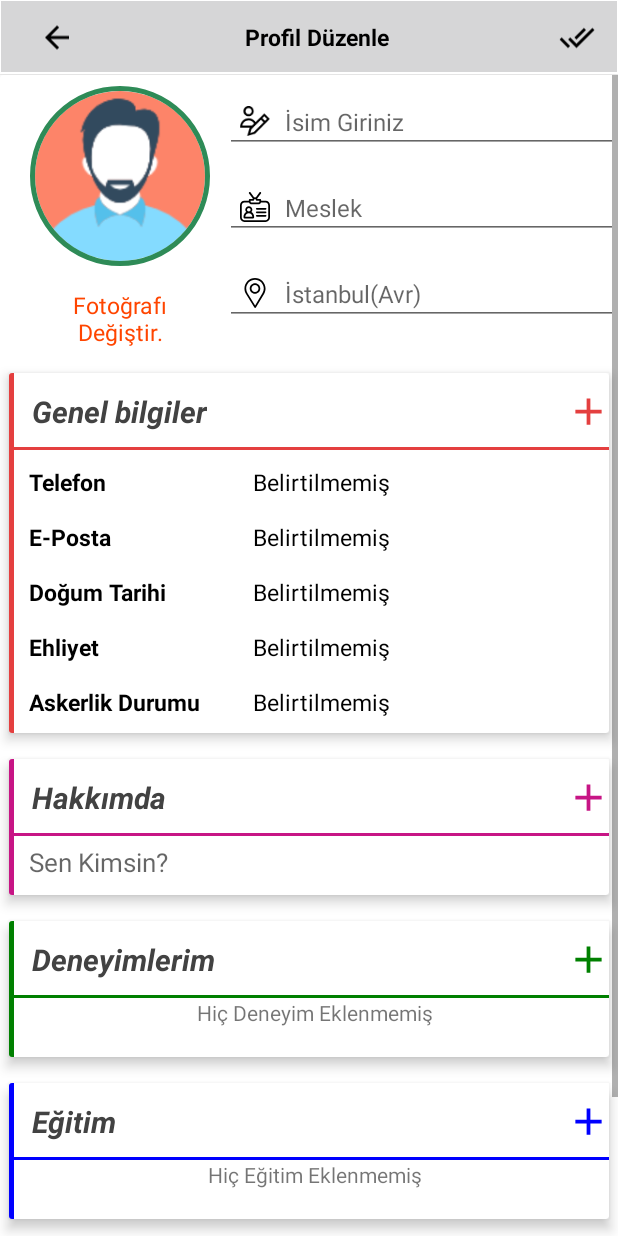
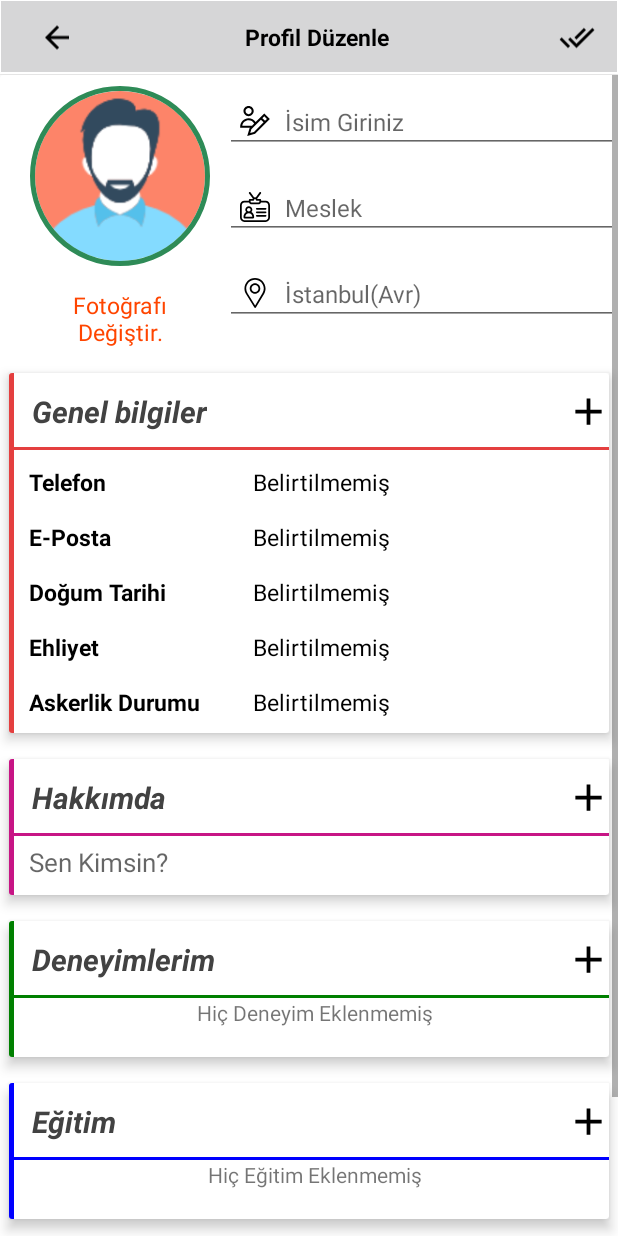
Before and after one commit to harrunisk/GetJob, an Android app: the EditProfile screen opened directly, with no data from a screen before it, on a phone screen of 412 x 824 dp. Run offline under Robolectric (Android 15) with nearby library versions, the phone set to English and light mode, and no system bars; libraries missing offline, so code that uses them is left out: com.mikhaellopez.circularimageview, com.nostra13.universalimageloader; plain views replace CircularImageView; 1 statement that could not run was skipped.

```diff
--- a/app/src/main/res/layout/edit_profil_content.xml
+++ b/app/src/main/res/layout/edit_profil_content.xml
@@ -54,7 +54,7 @@
                         android:layout_marginTop="2dp"
                         android:onClick="addGenel"
                         android:src="@drawable/ic_add_black_24dp"
-                        android:tint="@color/primary" />
+                        android:tint="@color/black" />
 
                     <TextView
                         android:id="@+id/genelBilgiTitle"
@@ -136,7 +136,7 @@
                         android:layout_marginEnd="2dp"
                         android:layout_marginTop="2dp"
                         android:src="@drawable/ic_add_black_24dp"
-                        android:tint="@color/MediumVioletRed" />
+                        android:tint="@color/black" />
 
                     <TextView
                         android:id="@+id/hkkmdaTitle"
@@ -225,15 +225,15 @@
                         android:layout_width="30dp"
                         android:layout_height="30dp"
                         android:layout_alignParentEnd="true"
+                        android:layout_centerVertical="true"
                         android:layout_marginEnd="2dp"
                         android:layout_marginTop="2dp"
                         android:clickable="true"
                         android:elevation="3dp"
                         android:focusable="true"
                         android:onClick="addDeneyim"
-                        android:tint="@color/green"
-                        android:layout_centerVertical="true"
-                        android:src="@drawable/ic_add_black_24dp" />
+                        android:src="@drawable/ic_add_black_24dp"
+                        android:tint="@color/black" />
 
                     <TextView
                         android:id="@+id/deneyimTitle"
@@ -329,13 +329,13 @@
                         android:layout_width="30dp"
                         android:layout_height="30dp"
                         android:layout_alignParentEnd="true"
-android:layout_centerVertical="true"
+                        android:layout_centerVertical="true"
 
                         android:layout_marginEnd="2dp"
                         android:layout_marginTop="2dp"
                         android:onClick="editEgitim"
                         android:src="@drawable/ic_add_black_24dp"
-                        android:tint="@color/blue" />
+                        android:tint="@color/black" />
 
                     <TextView
                         android:id="@+id/egitimTitle"
@@ -431,7 +431,7 @@ android:layout_centerVertical="true"
                         android:layout_marginTop="2dp"
                         android:onClick="addYetenek"
                         android:src="@drawable/ic_add_black_24dp"
-                        android:tint="@color/SlateBlue" />
+                        android:tint="@color/black" />
 
                     <TextView
                         android:id="@+id/yetenekTitle"
```
